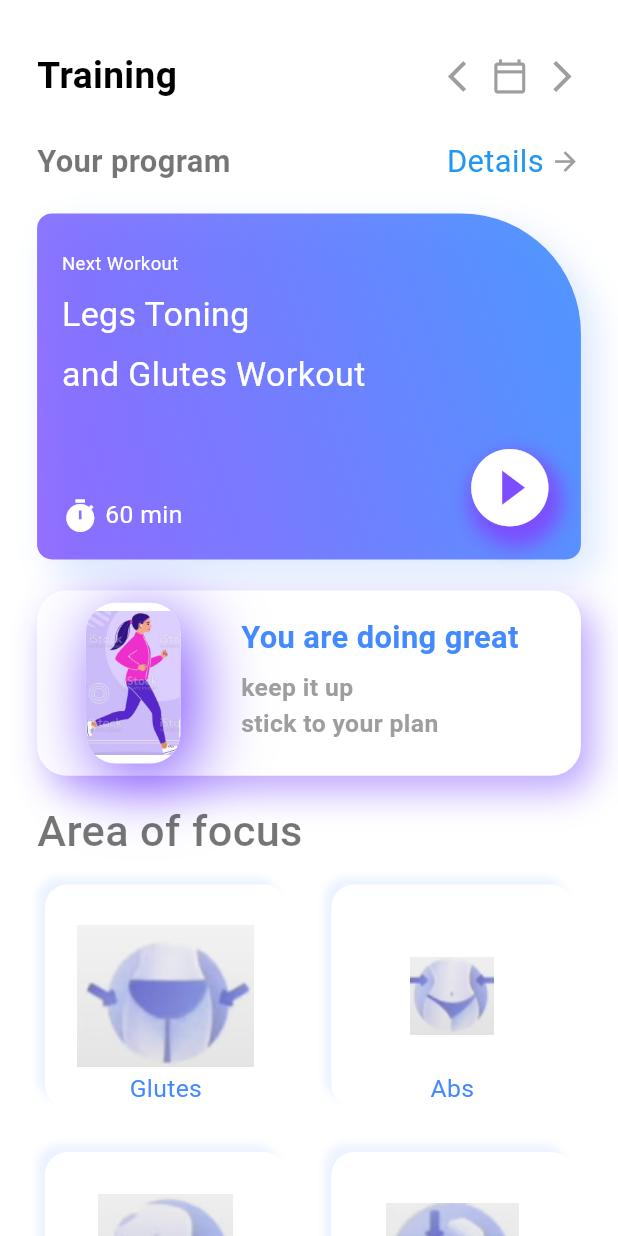
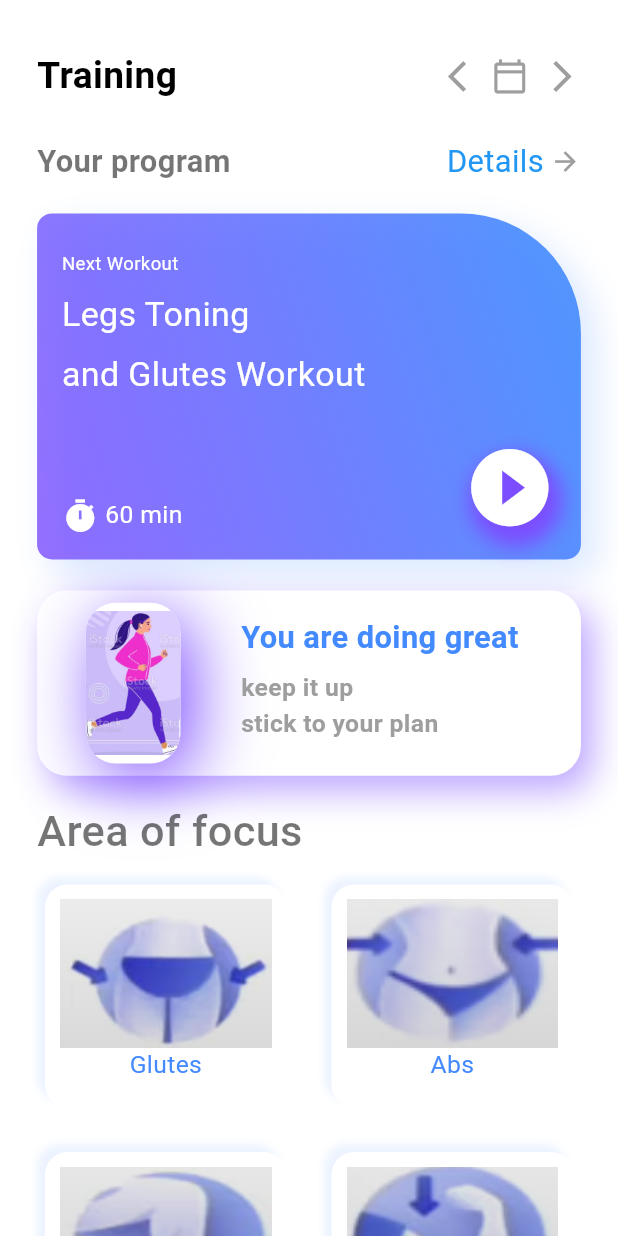
Before and after one commit to Dogrud/Training-Assistant-App, a Flutter app: the screen it shows after launch, on a phone screen of 412 x 824 dp. Run offline on Flutter 3.47's test engine with Material 3 defaults, Android fonts, the phone set to English and light mode, and no system bars; our stand-ins replace get, video_player.

Commit message:
Fixed the image size unsimilarity.

```diff
--- a/lib/ui/mainPage.dart
+++ b/lib/ui/mainPage.dart
@@ -12,7 +12,7 @@ class mainPage extends StatefulWidget {
 
 class _GetStartedState extends State<mainPage> {
   List info = [];
-  _initData(){
+  _initData() {
     DefaultAssetBundle.of(context).loadString("json/info.json").then((value) {
       setState(() {
         info = json.decode(value);
@@ -20,9 +20,8 @@ class _GetStartedState extends State<mainPage> {
     });
   }
 
-
   @override
-  void initState(){
+  void initState() {
     super.initState();
     _initData();
   }
@@ -88,7 +87,9 @@ class _GetStartedState extends State<mainPage> {
               ),
               Expanded(child: Container()),
               InkWell(
-                onTap: ((){Get.to(() => videoInfo());}),
+                onTap: (() {
+                  Get.to(() => videoInfo());
+                }),
                 child: Text(
                   "Details",
                   style: TextStyle(
@@ -293,109 +294,111 @@ class _GetStartedState extends State<mainPage> {
               ],
             ),
           ),
-          SizedBox(height: size.height*0.02,),
+          SizedBox(
+            height: size.height * 0.02,
+          ),
           Row(
             children: [
               Text(
                 "Area of focus",
                 textAlign: TextAlign.center,
-                style:
-                TextStyle(fontSize: size.width*0.07,fontWeight: FontWeight.w500, color: Colors.black54),
+                style: TextStyle(
+                    fontSize: size.width * 0.07,
+                    fontWeight: FontWeight.w500,
+                    color: Colors.black54),
               )
             ],
           ),
-          Expanded(child: OverflowBox(
+          Expanded(
+              child: OverflowBox(
             maxWidth: size.width,
             child: MediaQuery.removePadding(
               context: context,
               removeTop: true,
               child: ListView.builder(
-                  itemCount: (info.length.toDouble()/2).toInt(),
-                  itemBuilder:(_,i){
-                    int a = 2*i;
-                    int b = 2*i +1;
+                  itemCount: (info.length.toDouble() / 2).toInt(),
+                  itemBuilder: (_, i) {
+                    int a = 2 * i;
+                    int b = 2 * i + 1;
                     return Row(
                       mainAxisAlignment: MainAxisAlignment.start,
                       children: [
                         Container(
-                          padding: EdgeInsets.only(top: size.height*0.012),
-                          margin: EdgeInsets.only(left: 30,bottom: 15,top: 15),
-                          height: size.height*0.18,
-                          width: (size.width-90)/2,
+                          padding: EdgeInsets.only(top: size.height * 0.012),
+                          margin:
+                              EdgeInsets.only(left: 30, bottom: 15, top: 15),
+                          height: size.height * 0.18,
+                          width: (size.width - 90) / 2,
                           decoration: BoxDecoration(
                               color: Colors.white,
                               borderRadius: BorderRadius.circular(15),
-                            image: DecorationImage(
-                              opacity: 0.7,
-                              image: AssetImage(
-                                info[a]["img"]
-                                //"assets/images/calf.png"
-                              ),
-
-                            ),
                               boxShadow: [
                                 BoxShadow(
                                     blurRadius: 4,
                                     offset: Offset(-5, -5),
-                                  color: Colors.blueAccent.withOpacity(0.1)
-                              )
-                            ]
+                                    color: Colors.blueAccent.withOpacity(0.1))
+                              ]),
+                          child: Column(
+                            children: [
+                              Container(
+                                width: (size.width - 130) / 2,
+                                height: size.height * 0.12,
+                                child: Image.asset(info[a]["img"],fit: BoxFit.fill),
+
                               ),
-                        child: Align(
+                              Align(
                                 alignment: Alignment.bottomCenter,
                                 child: Text(
                                   info[a]["title"],
                                   style: TextStyle(
-                                fontSize: size.width*0.04,
-                                color: Colors.blueAccent
+                                      fontSize: size.width * 0.04,
+                                      color: Colors.blueAccent),
                                 ),
                               ),
+                            ],
                           ),
                         ),
                         Container(
-                          padding: EdgeInsets.only(top: size.height*0.012),
-                          height: size.height*0.18,
-                          margin: EdgeInsets.only(left: 30,bottom: 15,top: 15),
-                          width: (size.width-90)/2,
+                          padding: EdgeInsets.only(top: size.height * 0.012),
+                          margin:
+                              EdgeInsets.only(left: 30, bottom: 15, top: 15),
+                          height: size.height * 0.18,
+                          width: (size.width - 90) / 2,
                           decoration: BoxDecoration(
                               color: Colors.white,
                               borderRadius: BorderRadius.circular(15),
-                              image: DecorationImage(
-                                opacity: 0.7,
-                                image: AssetImage(
-                                    info[b]["img"]
-                                  //"assets/images/calf.png"
-                                ),
-
-                              ),
                               boxShadow: [
                                 BoxShadow(
                                     blurRadius: 4,
                                     offset: Offset(-5, -5),
-                                    color: Colors.blueAccent.withOpacity(0.1)
-                                )
-                              ]
+                                    color: Colors.blueAccent.withOpacity(0.1))
+                              ]),
+                          child: Column(
+                            children: [
+                              Container(
+                                width: (size.width - 130) / 2,
+                                height: size.height * 0.12,
+                                child: Image.asset(info[b]["img"],fit: BoxFit.fill),
+
                               ),
-                          child: Align(
+                              Align(
                                 alignment: Alignment.bottomCenter,
                                 child: Text(
                                   info[b]["title"],
                                   style: TextStyle(
-                                  fontSize: size.width*0.04,
-                                  color: Colors.blueAccent
+                                      fontSize: size.width * 0.04,
+                                      color: Colors.blueAccent),
                                 ),
                               ),
+                            ],
                           ),
-                        )
+                        ),
 
                       ],
-
                     );
-                  }
-              ),
+                  }),
             ),
           ))
-
         ]),
       ),
     );
```
Lines whose indentation alone changed are shown as unchanged.
